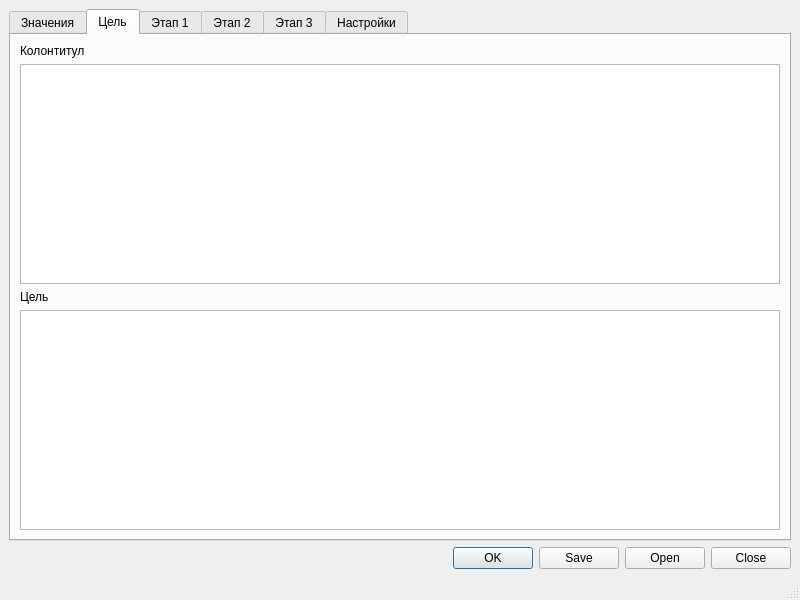
Before: the Qt Designer form ui/untitled.ui in apdashi/generator, drawn with Qt 5.
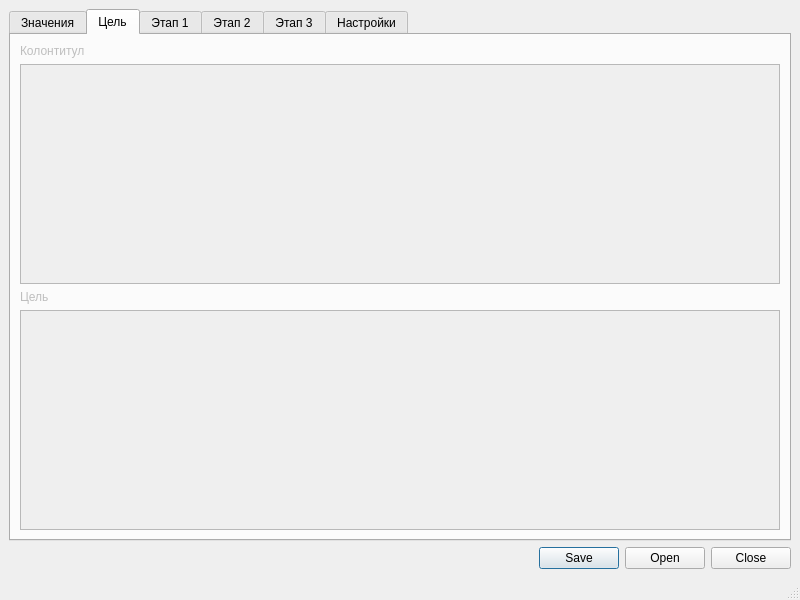
After: the same form once the commit is applied. The open tabs and pages were chosen to show the change.

What changed in the file:
```diff
--- a/ui/untitled.ui
+++ b/ui/untitled.ui
@@ -17,8 +17,14 @@
    <layout class="QGridLayout" name="gridLayout">
     <item row="0" column="0">
      <widget class="QTabWidget" name="tabWidget">
+      <property name="enabled">
+       <bool>true</bool>
+      </property>
       <property name="currentIndex">
-       <number>0</number>
+       <number>1</number>
+      </property>
+      <property name="usesScrollButtons">
+       <bool>false</bool>
       </property>
       <widget class="QWidget" name="config_project">
        <attribute name="title">
@@ -165,6 +171,12 @@
        </layout>
       </widget>
       <widget class="QWidget" name="stage_4">
+       <property name="enabled">
+        <bool>false</bool>
+       </property>
+       <property name="acceptDrops">
+        <bool>false</bool>
+       </property>
        <attribute name="title">
         <string>Цель</string>
        </attribute>
@@ -314,7 +326,7 @@
     <item row="1" column="0">
      <widget class="QDialogButtonBox" name="buttonBox">
       <property name="standardButtons">
-       <set>QDialogButtonBox::Close|QDialogButtonBox::Ok|QDialogButtonBox::Open|QDialogButtonBox::Save</set>
+       <set>QDialogButtonBox::Close|QDialogButtonBox::Open|QDialogButtonBox::Save</set>
       </property>
      </widget>
     </item>
```
Left out of the diff: 9 changed lines with no effect on the pictures.
